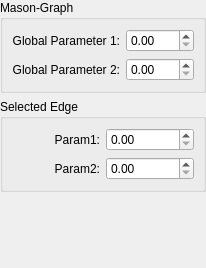
Before: the Qt Designer form src/gui/widgets/editdockwidget.ui in saschpe/masonry, drawn with Qt 5.
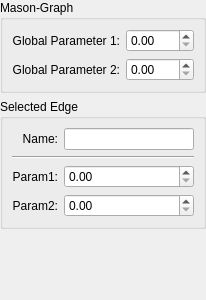
After: the same form once the commit is applied. The open tabs and pages were chosen to show the change.

Commit message: Added a QLabel and QLineEdit for the name of a selected node or edge.

The edit to the form file:
```diff
--- a/src/gui/widgets/editdockwidget.ui
+++ b/src/gui/widgets/editdockwidget.ui
@@ -7,7 +7,7 @@
     <x>0</x>
     <y>0</y>
     <width>206</width>
-    <height>268</height>
+    <height>300</height>
    </rect>
   </property>
   <property name="features">
@@ -123,7 +123,7 @@
            <string>Selected Edge</string>
           </property>
           <layout class="QGridLayout" name="gridLayout_4">
-           <item row="0" column="0">
+           <item row="2" column="0">
             <widget class="QLabel" name="label_6">
              <property name="text">
               <string>Param1:</string>
@@ -136,7 +136,7 @@
              </property>
             </widget>
            </item>
-           <item row="1" column="0">
+           <item row="3" column="0">
             <widget class="QLabel" name="label_7">
              <property name="text">
               <string>Param2:</string>
@@ -149,12 +149,36 @@
              </property>
             </widget>
            </item>
-           <item row="0" column="1">
+           <item row="2" column="1">
             <widget class="QDoubleSpinBox" name="doubleSpinBox_5"/>
            </item>
-           <item row="1" column="1">
+           <item row="3" column="1">
             <widget class="QDoubleSpinBox" name="doubleSpinBox_6"/>
            </item>
+           <item row="0" column="0">
+            <widget class="QLabel" name="label">
+             <property name="text">
+              <string>Name:</string>
+             </property>
+             <property name="alignment">
+              <set>Qt::AlignRight|Qt::AlignTrailing|Qt::AlignVCenter</set>
+             </property>
+            </widget>
+           </item>
+           <item row="0" column="1">
+            <widget class="QLineEdit" name="edgeNameLineEdit">
+             <property name="readOnly">
+              <bool>true</bool>
+             </property>
+            </widget>
+           </item>
+           <item row="1" column="0" colspan="2">
+            <widget class="Line" name="line">
+             <property name="orientation">
+              <enum>Qt::Horizontal</enum>
+             </property>
+            </widget>
+           </item>
           </layout>
          </widget>
         </item>
```
Left out of the diff: 36 changed lines with no effect on the pictures.
